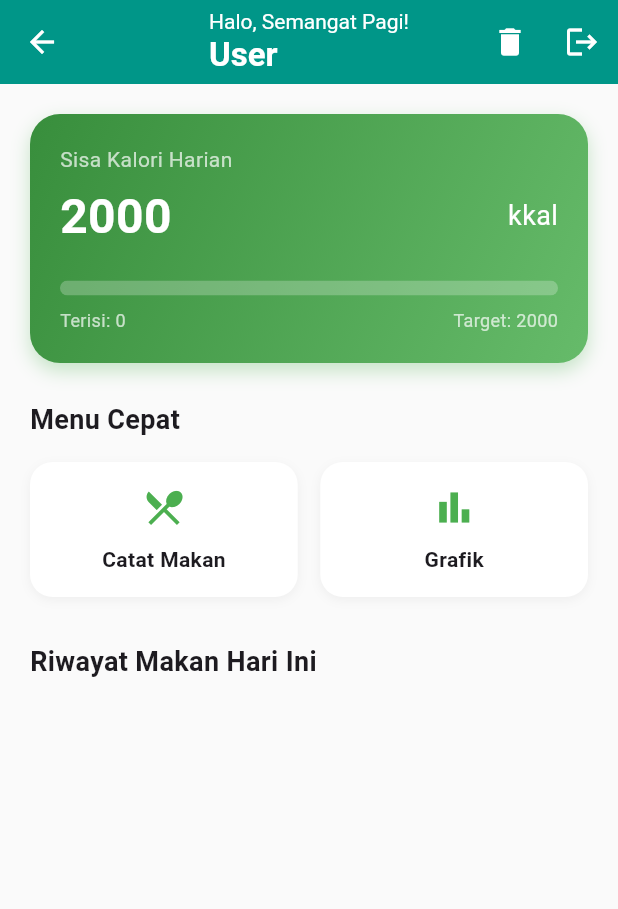
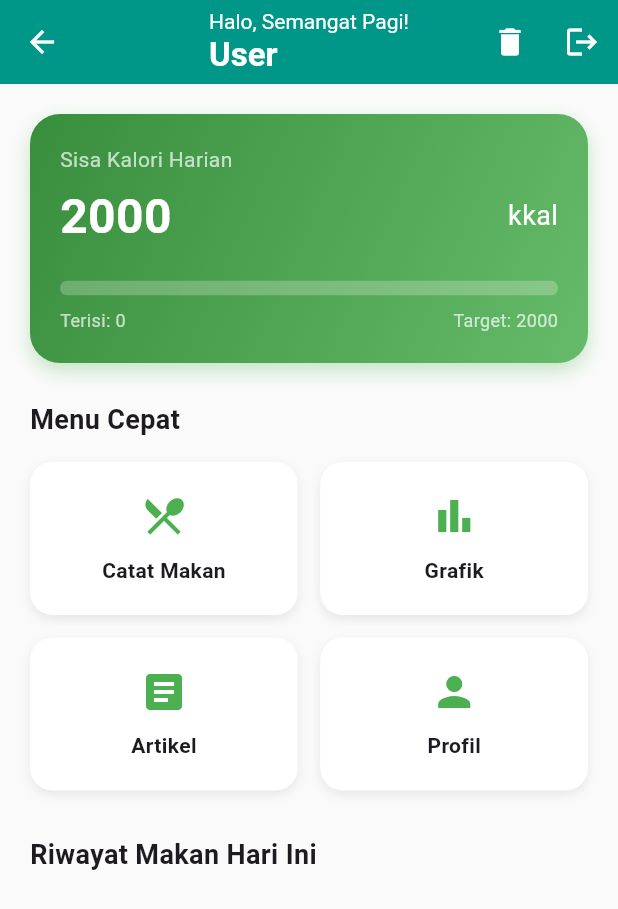
Before and after one commit to riqqq31/NutriCare-App, a Flutter app: the HomeScreen screen opened by its route, on a phone screen of 412 x 824 dp. Shown: the top 909 px of the screen. Run offline on Flutter 3.47's test engine with Material 3 defaults, Android fonts, the phone set to English and light mode, and no system bars; our stand-ins replace fl_chart, sqflite; accounts and stored records are empty.

Commit message:
update menu

```diff
--- a/lib/screens/home_screen.dart
+++ b/lib/screens/home_screen.dart
@@ -132,18 +132,37 @@ class _HomeScreenState extends State<HomeScreen> {
             // MENU CEPAT
             const Text("Menu Cepat", style: TextStyle(fontSize: 18, fontWeight: FontWeight.bold)),
             const SizedBox(height: 15),
-            Row(
+            Column(
               children: [
-                Expanded(child: _buildMenuButton(Icons.restaurant_menu, "Catat Makan", () async {
-                    await Navigator.pushNamed(context, '/add_food');
-                    _loadDataFromDB(); // RELOAD OTOMATIS pas balik
-                })),
-                const SizedBox(width: 15),
-                Expanded(child: _buildMenuButton(Icons.bar_chart, "Grafik", () {
-                    Navigator.pushNamed(context, '/chart');
-                })),
+                Row(
+                  children: [
+                    _buildMenuButton(Icons.restaurant_menu, "Catat Makan", () async {
+                      await Navigator.pushNamed(context, '/add_food');
+                      _loadDataFromDB(); // RELOAD OTOMATIS pas balik
+                    }),
+                    const SizedBox(width: 15),
+                    _buildMenuButton(Icons.bar_chart, "Grafik", () {
+                      Navigator.pushNamed(context, '/chart');
+                    }),
+                  ],
+                ),
+                const SizedBox(height: 15),
+                Row(
+                  children: [
+                    _buildMenuButton(Icons.article, "Artikel", () {
+                      Navigator.pushNamed(context, '/articles');
+                    }),
+                    const SizedBox(width: 15),
+                    _buildMenuButton(Icons.person, "Profil", () {
+                      Navigator.pushNamed(context, '/profile');
+                    }),
+                  ],
+                ),
               ],
             ),
+
+
+
 
             // LIST RIWAYAT
             const SizedBox(height: 30),
@@ -176,13 +195,29 @@ class _HomeScreenState extends State<HomeScreen> {
   }
 
   Widget _buildMenuButton(IconData icon, String label, VoidCallback onTap) {
-    return GestureDetector(
+    return Expanded(
+    child: GestureDetector(
       onTap: onTap,
       child: Container(
-        padding: const EdgeInsets.all(15),
-        decoration: BoxDecoration(color: Colors.white, borderRadius: BorderRadius.circular(15), boxShadow: [BoxShadow(color: Colors.grey.shade200, blurRadius: 5, offset: const Offset(0, 2))]),
-        child: Column(children: [Icon(icon, size: 30, color: Colors.green), const SizedBox(height: 10), Text(label, style: const TextStyle(fontWeight: FontWeight.bold))]),
+        padding: const EdgeInsets.symmetric(vertical: 20), // Sesuaikan tinggi tombol
+        decoration: BoxDecoration(
+          color: Colors.white,
+          borderRadius: BorderRadius.circular(15),
+          boxShadow: [BoxShadow(color: Colors.grey.withOpacity(0.2), blurRadius: 5, offset: const Offset(0, 3))],
+        ),
+        child: Column(
+          mainAxisSize: MainAxisSize.min,
+          children: [
+            Icon(icon, size: 32, color: Colors.green),
+            const SizedBox(height: 10),
+            Text(
+              label,
+              style: const TextStyle(fontWeight: FontWeight.bold, fontSize: 14),
+            ),
+          ],
+        ),
       ),
+    )
     );
   }
 }
--- a/lib/screens/input_profil_screen.dart
+++ b/lib/screens/input_profil_screen.dart
@@ -48,10 +48,11 @@ class _InputProfilScreenState extends State<InputProfilScreen> {
           (10 * appData.beratBadan) +
           (6.25 * appData.tinggiBadan) -
           (5 * appData.usia);
-      if (appData.gender == "Laki-laki")
+      if (appData.gender == "Laki-laki") {
         bmr += 5;
-      else
+      } else {
         bmr -= 161;
+      }
       double activityFactor = _activityLevels[_selectedActivity] ?? 1.2;
       appData.targetKalori = (bmr * activityFactor).toInt();
 
--- a/lib/screens/login_screen.dart
+++ b/lib/screens/login_screen.dart
@@ -73,10 +73,11 @@ class _LoginScreenState extends State<LoginScreen> {
         (10 * appData.beratBadan) +
         (6.25 * appData.tinggiBadan) -
         (5 * appData.usia);
-    if (appData.gender == "Laki-laki")
+    if (appData.gender == "Laki-laki") {
       bmr += 5;
-    else
+    } else {
       bmr -= 161;
+    }
 
     // Faktor Aktivitas Sederhana (Default Sedenter)
     double factor = 1.2;
```
